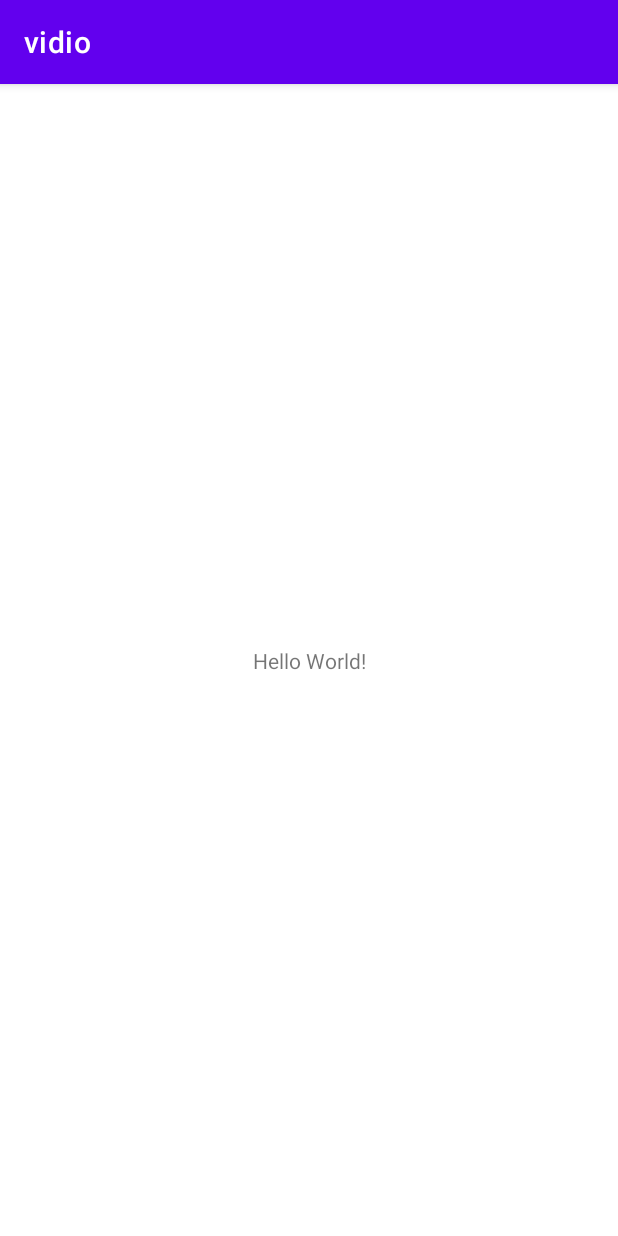
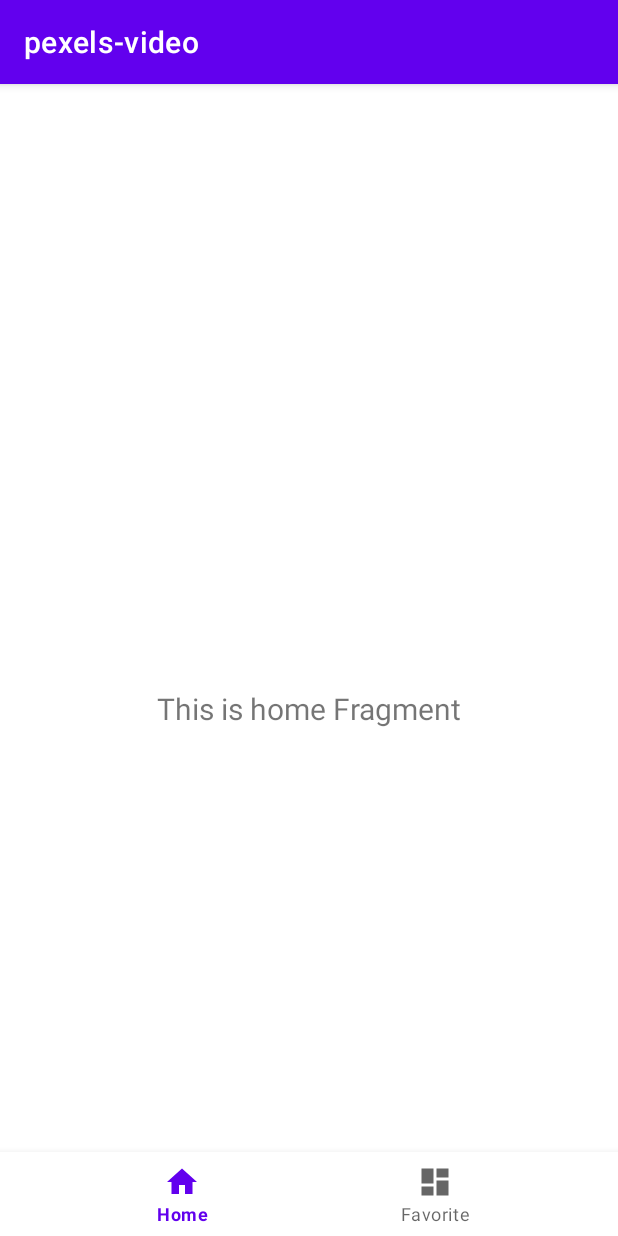
Before and after one commit to faniabdullah/pexels-videos-app, an Android app: the screen it shows after launch (MainActivity), on a phone screen of 412 x 824 dp. Run offline under Robolectric (Android 15) with nearby library versions, the phone set to English and light mode, and no system bars; our stand-ins replace navigation-ui; 2 statements that could not run were skipped.

Commit message:
navigation view

```diff
--- a/app/src/main/AndroidManifest.xml
+++ b/app/src/main/AndroidManifest.xml
@@ -10,7 +10,7 @@
         android:supportsRtl="true"
         android:theme="@style/Theme.Vidio">
         <activity
-            android:name="com.faniabdullah.pexels_video.MainActivity"
+            android:name=".MainActivity"
             android:exported="true">
             <intent-filter>
                 <action android:name="android.intent.action.MAIN" />
--- a/app/src/main/java/com/faniabdullah/pexels_video/MainActivity.kt
+++ b/app/src/main/java/com/faniabdullah/pexels_video/MainActivity.kt
@@ -1,11 +1,35 @@
 package com.faniabdullah.pexels_video
 
+import android.os.Bundle
 import androidx.appcompat.app.AppCompatActivity
-import android.os.Bundle
+import androidx.navigation.findNavController
+import androidx.navigation.ui.AppBarConfiguration
+import androidx.navigation.ui.setupActionBarWithNavController
+import androidx.navigation.ui.setupWithNavController
+import com.faniabdullah.pexels_video.databinding.ActivityMainBinding
+import com.google.android.material.bottomnavigation.BottomNavigationView
 
 class MainActivity : AppCompatActivity() {
+
+    private lateinit var binding: ActivityMainBinding
+
     override fun onCreate(savedInstanceState: Bundle?) {
         super.onCreate(savedInstanceState)
-        setContentView(R.layout.activity_main)
+
+        binding = ActivityMainBinding.inflate(layoutInflater)
+        setContentView(binding.root)
+
+        val navView: BottomNavigationView = binding.navView
+
+        val navController = findNavController(R.id.nav_host_fragment_activity_main2)
+        // Passing each menu ID as a set of Ids because each
+        // menu should be considered as top level destinations.
+        val appBarConfiguration = AppBarConfiguration(
+            setOf(
+                R.id.navigation_home, R.id.navigation_dashboard, R.id.navigation_notifications
+            )
+        )
+        setupActionBarWithNavController(navController, appBarConfiguration)
+        navView.setupWithNavController(navController)
     }
 }
--- /dev/null
+++ b/app/src/main/java/com/faniabdullah/pexels_video/ui/home/HomeFragment.kt
@@ -0,0 +1,44 @@
+package com.faniabdullah.pexels_video.ui.home
+
+import android.os.Bundle
+import android.view.LayoutInflater
+import android.view.View
+import android.view.ViewGroup
+import android.widget.TextView
+import androidx.fragment.app.Fragment
+import androidx.lifecycle.Observer
+import androidx.lifecycle.ViewModelProvider
+import com.faniabdullah.pexels_video.databinding.FragmentHomeBinding
+
+class HomeFragment : Fragment() {
+
+    private lateinit var homeViewModel: HomeViewModel
+    private var _binding: FragmentHomeBinding? = null
+
+    // This property is only valid between onCreateView and
+    // onDestroyView.
+    private val binding get() = _binding!!
+
+    override fun onCreateView(
+        inflater: LayoutInflater,
+        container: ViewGroup?,
+        savedInstanceState: Bundle?
+    ): View? {
+        homeViewModel =
+            ViewModelProvider(this).get(HomeViewModel::class.java)
+
+        _binding = FragmentHomeBinding.inflate(inflater, container, false)
+        val root: View = binding.root
+
+        val textView: TextView = binding.textHome
+        homeViewModel.text.observe(viewLifecycleOwner, Observer {
+            textView.text = it
+        })
+        return root
+    }
+
+    override fun onDestroyView() {
+        super.onDestroyView()
+        _binding = null
+    }
+}
--- /dev/null
+++ b/app/src/main/java/com/faniabdullah/pexels_video/ui/home/HomeViewModel.kt
@@ -0,0 +1,13 @@
+package com.faniabdullah.pexels_video.ui.home
+
+import androidx.lifecycle.LiveData
+import androidx.lifecycle.MutableLiveData
+import androidx.lifecycle.ViewModel
+
+class HomeViewModel : ViewModel() {
+
+    private val _text = MutableLiveData<String>().apply {
+        value = "This is home Fragment"
+    }
+    val text: LiveData<String> = _text
+}
--- /dev/null
+++ b/app/src/main/res/drawable/ic_dashboard_black_24dp.xml
@@ -0,0 +1,9 @@
+<vector xmlns:android="http://schemas.android.com/apk/res/android"
+    android:width="24dp"
+    android:height="24dp"
+    android:viewportWidth="24.0"
+    android:viewportHeight="24.0">
+    <path
+        android:fillColor="#FF000000"
+        android:pathData="M3,13h8L11,3L3,3v10zM3,21h8v-6L3,15v6zM13,21h8L21,11h-8v10zM13,3v6h8L21,3h-8z" />
+</vector>
--- /dev/null
+++ b/app/src/main/res/drawable/ic_home_black_24dp.xml
@@ -0,0 +1,9 @@
+<vector xmlns:android="http://schemas.android.com/apk/res/android"
+    android:width="24dp"
+    android:height="24dp"
+    android:viewportWidth="24.0"
+    android:viewportHeight="24.0">
+    <path
+        android:fillColor="#FF000000"
+        android:pathData="M10,20v-6h4v6h5v-8h3L12,3 2,12h3v8z" />
+</vector>
--- a/app/src/main/res/layout/activity_main.xml
+++ b/app/src/main/res/layout/activity_main.xml
@@ -1,18 +1,33 @@
 <?xml version="1.0" encoding="utf-8"?>
 <androidx.constraintlayout.widget.ConstraintLayout xmlns:android="http://schemas.android.com/apk/res/android"
     xmlns:app="http://schemas.android.com/apk/res-auto"
-    xmlns:tools="http://schemas.android.com/tools"
+    android:id="@+id/container"
     android:layout_width="match_parent"
     android:layout_height="match_parent"
-    tools:context=".MainActivity">
+    android:paddingTop="?attr/actionBarSize">
 
-    <TextView
-        android:layout_width="wrap_content"
+    <com.google.android.material.bottomnavigation.BottomNavigationView
+        android:id="@+id/nav_view"
+        android:layout_width="0dp"
         android:layout_height="wrap_content"
-        android:text="Hello World!"
+        android:layout_marginStart="0dp"
+        android:layout_marginEnd="0dp"
+        android:background="?android:attr/windowBackground"
         app:layout_constraintBottom_toBottomOf="parent"
         app:layout_constraintLeft_toLeftOf="parent"
         app:layout_constraintRight_toRightOf="parent"
-        app:layout_constraintTop_toTopOf="parent" />
+        app:menu="@menu/bottom_nav_menu" />
+
+    <fragment
+        android:id="@+id/nav_host_fragment_activity_main2"
+        android:name="androidx.navigation.fragment.NavHostFragment"
+        android:layout_width="match_parent"
+        android:layout_height="match_parent"
+        app:defaultNavHost="true"
+        app:layout_constraintBottom_toTopOf="@id/nav_view"
+        app:layout_constraintLeft_toLeftOf="parent"
+        app:layout_constraintRight_toRightOf="parent"
+        app:layout_constraintTop_toTopOf="parent"
+        app:navGraph="@navigation/mobile_navigation" />
 
 </androidx.constraintlayout.widget.ConstraintLayout>
--- /dev/null
+++ b/app/src/main/res/layout/fragment_home.xml
@@ -0,0 +1,22 @@
+<?xml version="1.0" encoding="utf-8"?>
+<androidx.constraintlayout.widget.ConstraintLayout xmlns:android="http://schemas.android.com/apk/res/android"
+    xmlns:app="http://schemas.android.com/apk/res-auto"
+    xmlns:tools="http://schemas.android.com/tools"
+    android:layout_width="match_parent"
+    android:layout_height="match_parent"
+    tools:context=".ui.home.HomeFragment">
+
+    <TextView
+        android:id="@+id/text_home"
+        android:layout_width="match_parent"
+        android:layout_height="wrap_content"
+        android:layout_marginStart="8dp"
+        android:layout_marginTop="8dp"
+        android:layout_marginEnd="8dp"
+        android:textAlignment="center"
+        android:textSize="20sp"
+        app:layout_constraintBottom_toBottomOf="parent"
+        app:layout_constraintEnd_toEndOf="parent"
+        app:layout_constraintStart_toStartOf="parent"
+        app:layout_constraintTop_toTopOf="parent" />
+</androidx.constraintlayout.widget.ConstraintLayout>
--- /dev/null
+++ b/app/src/main/res/menu/bottom_nav_menu.xml
@@ -0,0 +1,14 @@
+<?xml version="1.0" encoding="utf-8"?>
+<menu xmlns:android="http://schemas.android.com/apk/res/android">
+
+    <item
+        android:id="@+id/navigation_home"
+        android:icon="@drawable/ic_home_black_24dp"
+        android:title="@string/title_home" />
+
+    <item
+        android:id="@+id/navigation_favorite"
+        android:icon="@drawable/ic_dashboard_black_24dp"
+        android:title="@string/title_favorite" />
+
+</menu>
--- /dev/null
+++ b/app/src/main/res/navigation/mobile_navigation.xml
@@ -0,0 +1,20 @@
+<?xml version="1.0" encoding="utf-8"?>
+<navigation xmlns:android="http://schemas.android.com/apk/res/android"
+    xmlns:app="http://schemas.android.com/apk/res-auto"
+    xmlns:tools="http://schemas.android.com/tools"
+    android:id="@+id/mobile_navigation"
+    app:startDestination="@+id/navigation_home">
+
+    <fragment
+        android:id="@+id/navigation_home"
+        android:name="com.faniabdullah.pexels_video.ui.home.HomeFragment"
+        android:label="@string/title_home"
+        tools:layout="@layout/fragment_home" />
+
+    <fragment
+        android:id="@+id/navigation_favorite"
+        android:name="com.faniabdullah.pexels_video.ui.favorite.FavoriteFragment"
+        android:label="@string/title_favorite"
+        tools:layout="@layout/fragment_favorite" />
+
+</navigation>
--- /dev/null
+++ b/app/src/main/res/values/dimens.xml
@@ -0,0 +1,5 @@
+<resources>
+    <!-- Default screen margins, per the Android Design guidelines. -->
+    <dimen name="activity_horizontal_margin">16dp</dimen>
+    <dimen name="activity_vertical_margin">16dp</dimen>
+</resources>
--- a/app/src/main/res/values/strings.xml
+++ b/app/src/main/res/values/strings.xml
@@ -1,3 +1,5 @@
 <resources>
-    <string name="app_name">vidio</string>
+    <string name="app_name">pexels-video</string>
+    <string name="title_home">Home</string>
+    <string name="title_favorite">Favorite</string>
 </resources>
```
Also changed, not shown: app/build.gradle (+7 -0 lines), app/src/main/java/com/faniabdullah/pexels_video/ui/favorite/FavoriteFragment.kt (added, +44 -0 lines), app/src/main/java/com/faniabdullah/pexels_video/ui/favorite/FavoriteViewModel.kt (added, +13 -0 lines), app/src/main/res/drawable/ic_notifications_black_24dp.xml (added, +9 -0 lines), app/src/main/res/layout/fragment_favorite.xml (added, +22 -0 lines).
